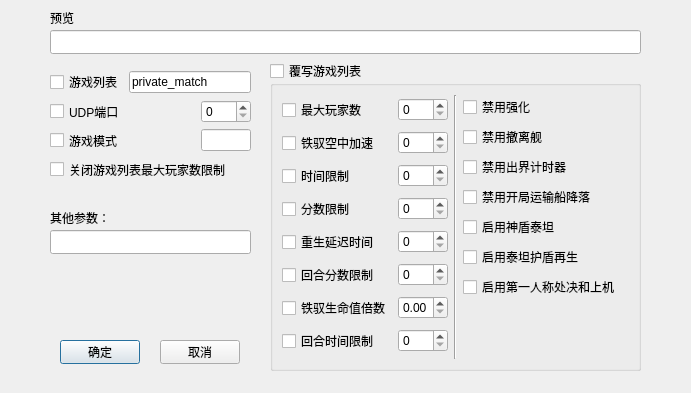
Qt form src/argsdedieditor.ui (R2NorthstarCN/NorthStarServerSettingEXE) before a commit.
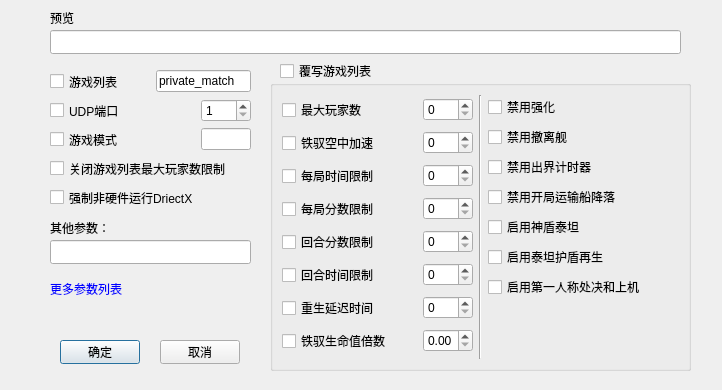
The same form after that commit.

Patch:
```diff
--- a/src/argsdedieditor.ui
+++ b/src/argsdedieditor.ui
@@ -6,8 +6,8 @@
    <rect>
     <x>0</x>
     <y>0</y>
-    <width>691</width>
-    <height>393</height>
+    <width>722</width>
+    <height>390</height>
    </rect>
   </property>
   <property name="windowTitle">
@@ -31,7 +31,7 @@
     <rect>
      <x>50</x>
      <y>30</y>
-     <width>591</width>
+     <width>631</width>
      <height>24</height>
     </rect>
    </property>
@@ -41,7 +41,7 @@
     <rect>
      <x>270</x>
      <y>80</y>
-     <width>371</width>
+     <width>421</width>
      <height>291</height>
     </rect>
    </property>
@@ -98,7 +98,7 @@
         <item>
          <widget class="QCheckBox" name="timelimitChk">
           <property name="text">
-           <string>时间限制</string>
+           <string>每局时间限制</string>
           </property>
          </widget>
         </item>
@@ -119,7 +119,7 @@
         <item>
          <widget class="QCheckBox" name="scorelimitChk">
           <property name="text">
-           <string>分数限制</string>
+           <string>每局分数限制</string>
           </property>
          </widget>
         </item>
@@ -131,26 +131,8 @@
             <height>16777215</height>
            </size>
           </property>
-         </widget>
-        </item>
-       </layout>
-      </item>
-      <item>
-       <layout class="QHBoxLayout" name="horizontalLayout_7">
-        <item>
-         <widget class="QCheckBox" name="respawnDelayChk">
-          <property name="text">
-           <string>重生延迟时间</string>
-          </property>
-         </widget>
-        </item>
-        <item>
-         <widget class="QSpinBox" name="respawnDelayEdit">
-          <property name="maximumSize">
-           <size>
-            <width>50</width>
-            <height>16777215</height>
-           </size>
+          <property name="toolTip">
+           <string>&lt;html&gt;&lt;head/&gt;&lt;body&gt;&lt;p&gt;scorelimit &lt;/p&gt;&lt;/body&gt;&lt;/html&gt;</string>
           </property>
          </widget>
         </item>
@@ -173,26 +155,8 @@
             <height>16777215</height>
            </size>
           </property>
-         </widget>
-        </item>
-       </layout>
-      </item>
-      <item>
-       <layout class="QHBoxLayout" name="horizontalLayout_6">
-        <item>
-         <widget class="QCheckBox" name="healthmultiplierChk">
-          <property name="text">
-           <string>铁驭生命值倍数</string>
-          </property>
-         </widget>
-        </item>
-        <item>
-         <widget class="QDoubleSpinBox" name="healthmultiplierEdit">
-          <property name="maximumSize">
-           <size>
-            <width>50</width>
-            <height>16777215</height>
-           </size>
+          <property name="toolTip">
+           <string>&lt;html&gt;&lt;head/&gt;&lt;body&gt;&lt;p&gt;roundscorelimit 适用于某些模式&lt;/p&gt;&lt;/body&gt;&lt;/html&gt;</string>
           </property>
          </widget>
         </item>
@@ -215,6 +179,63 @@
             <height>16777215</height>
            </size>
           </property>
+          <property name="toolTip">
+           <string>&lt;html&gt;&lt;head/&gt;&lt;body&gt;&lt;p&gt;roundtimelimit &lt;/p&gt;&lt;/body&gt;&lt;/html&gt;</string>
+          </property>
+         </widget>
+        </item>
+       </layout>
+      </item>
+      <item>
+       <layout class="QHBoxLayout" name="horizontalLayout_7">
+        <item>
+         <widget class="QCheckBox" name="respawnDelayChk">
+          <property name="toolTip">
+           <string>&lt;html&gt;&lt;head/&gt;&lt;body&gt;&lt;p&gt;respawn_delay &lt;/p&gt;&lt;/body&gt;&lt;/html&gt;</string>
+          </property>
+          <property name="text">
+           <string>重生延迟时间</string>
+          </property>
+         </widget>
+        </item>
+        <item>
+         <widget class="QSpinBox" name="respawnDelayEdit">
+          <property name="maximumSize">
+           <size>
+            <width>50</width>
+            <height>16777215</height>
+           </size>
+          </property>
+          <property name="toolTip">
+           <string>&lt;html&gt;&lt;head/&gt;&lt;body&gt;&lt;p&gt;respawn_delay &lt;/p&gt;&lt;/body&gt;&lt;/html&gt;</string>
+          </property>
+         </widget>
+        </item>
+       </layout>
+      </item>
+      <item>
+       <layout class="QHBoxLayout" name="horizontalLayout_6">
+        <item>
+         <widget class="QCheckBox" name="healthmultiplierChk">
+          <property name="toolTip">
+           <string>&lt;html&gt;&lt;head/&gt;&lt;body&gt;&lt;p&gt;pilot_health_multiplier &lt;/p&gt;&lt;/body&gt;&lt;/html&gt;</string>
+          </property>
+          <property name="text">
+           <string>铁驭生命值倍数</string>
+          </property>
+         </widget>
+        </item>
+        <item>
+         <widget class="QDoubleSpinBox" name="healthmultiplierEdit">
+          <property name="maximumSize">
+           <size>
+            <width>50</width>
+            <height>16777215</height>
+           </size>
+          </property>
+          <property name="toolTip">
+           <string>&lt;html&gt;&lt;head/&gt;&lt;body&gt;&lt;p&gt;pilot_health_multiplier &lt;/p&gt;&lt;/body&gt;&lt;/html&gt;</string>
+          </property>
          </widget>
         </item>
        </layout>
@@ -299,12 +320,21 @@
   <widget class="QCheckBox" name="overwriteplaylistChk">
    <property name="geometry">
     <rect>
-     <x>270</x>
+     <x>280</x>
      <y>60</y>
-     <width>101</width>
+     <width>121</width>
      <height>22</height>
     </rect>
    </property>
+   <property name="sizePolicy">
+    <sizepolicy hsizetype="Maximum" vsizetype="Fixed">
+     <horstretch>0</horstretch>
+     <verstretch>0</verstretch>
+    </sizepolicy>
+   </property>
+   <property name="toolTip">
+    <string>&lt;html&gt;&lt;head/&gt;&lt;body&gt;&lt;p&gt;+setplaylistvaroverrides 使用该参数来覆写游戏列表设定的默认参数，勾选该选项后，会读取下面的组的选项&lt;/p&gt;&lt;/body&gt;&lt;/html&gt;</string>
+   </property>
    <property name="text">
     <string>覆写游戏列表</string>
    </property>
@@ -313,7 +343,7 @@
    <property name="geometry">
     <rect>
      <x>50</x>
-     <y>230</y>
+     <y>240</y>
      <width>201</width>
      <height>24</height>
     </rect>
@@ -323,7 +353,7 @@
    <property name="geometry">
     <rect>
      <x>50</x>
-     <y>210</y>
+     <y>220</y>
      <width>61</width>
      <height>16</height>
     </rect>
@@ -358,13 +388,13 @@
     <string>取消</string>
    </property>
   </widget>
-  <widget class="QWidget" name="">
+  <widget class="QWidget" name="layoutWidget">
    <property name="geometry">
     <rect>
      <x>50</x>
      <y>70</y>
      <width>201</width>
-     <height>111</height>
+     <height>139</height>
     </rect>
    </property>
    <layout class="QVBoxLayout" name="verticalLayout_3">
@@ -377,11 +407,27 @@
         </property>
        </widget>
       </item>
+      <item>
+       <spacer name="horizontalSpacer">
+        <property name="orientation">
+         <enum>Qt::Horizontal</enum>
+        </property>
+        <property name="sizeHint" stdset="0">
+         <size>
+          <width>40</width>
+          <height>20</height>
+         </size>
+        </property>
+       </spacer>
+      </item>
       <item>
        <widget class="QLineEdit" name="playlistEdit">
         <property name="text">
          <string>private_match</string>
         </property>
+        <property name="readOnly">
+         <bool>true</bool>
+        </property>
        </widget>
       </item>
      </layout>
@@ -403,6 +449,15 @@
           <height>16777215</height>
          </size>
         </property>
+        <property name="toolTip">
+         <string>&lt;html&gt;&lt;head/&gt;&lt;body&gt;&lt;p&gt;-port 设置服务器使用哪个UDP端口进行通信&lt;/p&gt;&lt;/body&gt;&lt;/html&gt;</string>
+        </property>
+        <property name="minimum">
+         <number>1</number>
+        </property>
+        <property name="maximum">
+         <number>65535</number>
+        </property>
        </widget>
       </item>
      </layout>
@@ -435,8 +490,31 @@
       </property>
      </widget>
     </item>
+    <item>
+     <widget class="QCheckBox" name="maxplayersplaylistChkbox_2">
+      <property name="toolTip">
+       <string>&lt;html&gt;&lt;head/&gt;&lt;body&gt;&lt;p&gt;-softwared3d11 部分服务器没有独立的GPU, 这种情况下可以使用该参数来强制服务器使用CPU来运行DirectX&lt;/p&gt;&lt;/body&gt;&lt;/html&gt;</string>
+      </property>
+      <property name="text">
+       <string>强制非硬件运行DriectX</string>
+      </property>
+     </widget>
+    </item>
    </layout>
   </widget>
+  <widget class="QLabel" name="linkLabel">
+   <property name="geometry">
+    <rect>
+     <x>50</x>
+     <y>280</y>
+     <width>91</width>
+     <height>16</height>
+    </rect>
+   </property>
+   <property name="text">
+    <string>&lt;html&gt;&lt;head/&gt;&lt;body&gt;&lt;p&gt;&lt;a href=&quot;https://r2northstar.gitbook.io/r2northstar-wiki/hosting-a-server-with-northstar/dedicated-server#startup-arguments&quot;&gt;&lt;span style=&quot; text-decoration: underline; color:#0000ff;&quot;&gt;更多参数列表&lt;/span&gt;&lt;/a&gt;&lt;/p&gt;&lt;/body&gt;&lt;/html&gt;</string>
+   </property>
+  </widget>
  </widget>
  <resources/>
  <connections/>
```
Left out of the diff: 78 changed lines with no effect on the pictures.
